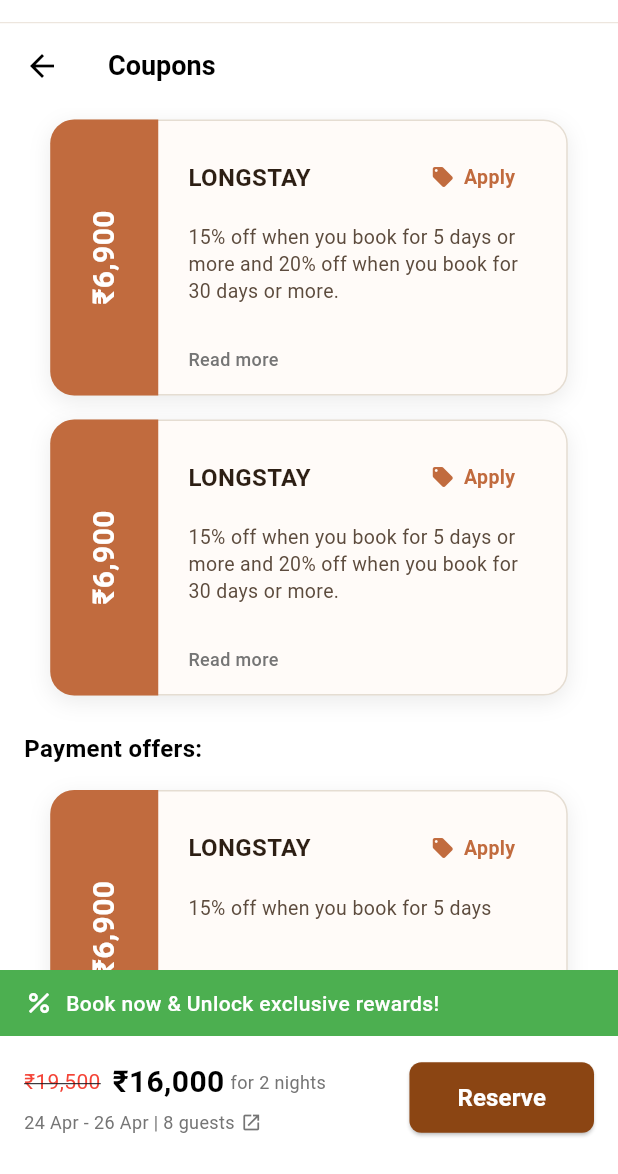
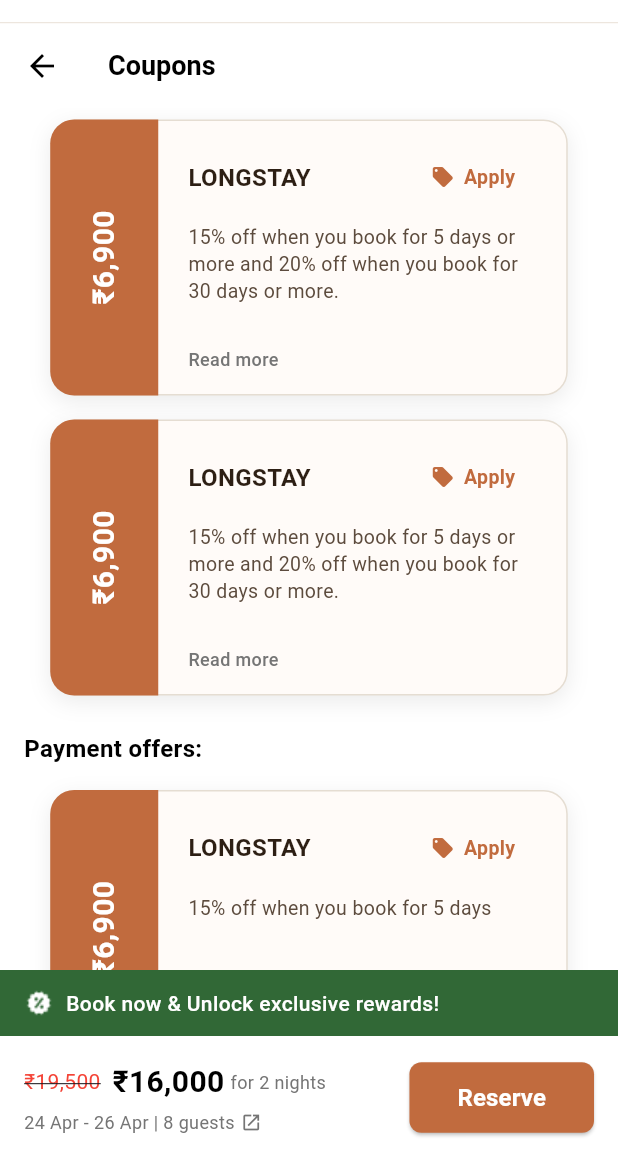
Before and after one commit to rajni2002491/spacez_app, a Flutter app: the screen it shows after launch, on a phone screen of 412 x 824 dp, the part 62-1236 px from its top. Run offline on Flutter 3.47's test engine with Material 3 defaults, Android fonts, the phone set to English and light mode, and no system bars.

Commit message:
Add offer_filled.png asset and update CouponsScreen UI with new image and color adjustments for improved visual appeal.

```diff
--- a/lib/screens/user/coupons_screen.dart
+++ b/lib/screens/user/coupons_screen.dart
@@ -71,20 +71,21 @@ class CouponsScreen extends StatelessWidget {
                       // Green banner
                       Container(
                         width: double.infinity,
-                        color: Colors.green,
+                        color: const Color(0xFF316836),
                         padding: const EdgeInsets.symmetric(
                           horizontal: 16,
                           vertical: 12,
                         ),
-                        child: const Row(
+                        child: Row(
                           children: [
-                            Icon(
-                              Icons.percent,
+                            Image.asset(
+                              'assets/offer_filled.png',
+                              width: 20,
+                              height: 20,
                               color: Colors.white,
-                              size: 20,
                             ),
-                            SizedBox(width: 8),
-                            Text(
+                            const SizedBox(width: 8),
+                            const Text(
                               'Book now & Unlock exclusive rewards!',
                               style: TextStyle(
                                 color: Colors.white,
@@ -162,7 +163,7 @@ class CouponsScreen extends StatelessWidget {
                                 // Handle reserve button tap
                               },
                               style: ElevatedButton.styleFrom(
-                                backgroundColor: const Color(0xFF8B4513),
+                                backgroundColor: const Color(0xFFC16B3E),
                                 padding: const EdgeInsets.symmetric(
                                   horizontal: 32,
                                   vertical: 12,
--- a/pubspec.yaml
+++ b/pubspec.yaml
@@ -60,6 +60,7 @@ flutter:
   # To add assets to your application, add an assets section, like this:
   assets:
     - assets/logo1.png
+    - assets/offer_filled.png
 
   # An image asset can refer to one or more resolution-specific "variants", see
   # https://flutter.dev/to/resolution-aware-images
```
Also changed, not shown: assets/offer_filled.png (added).
